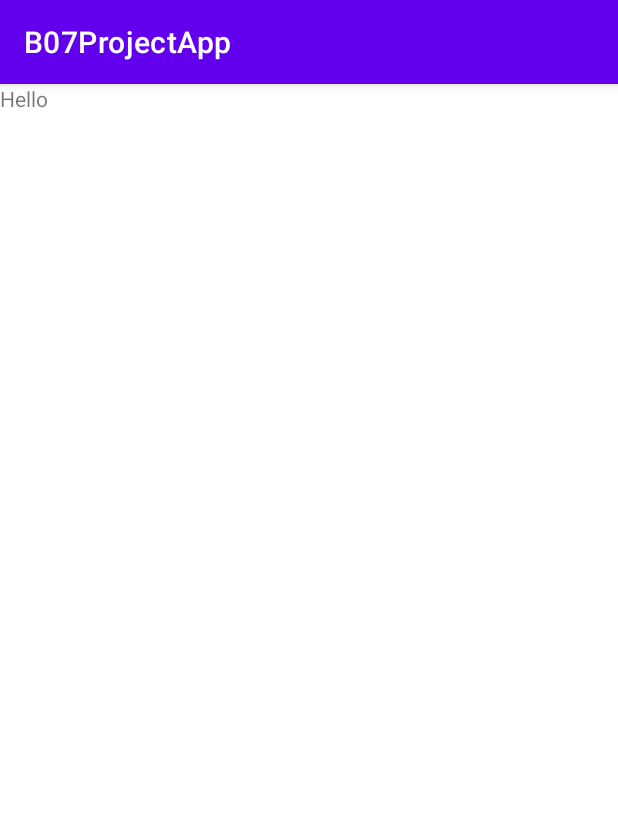
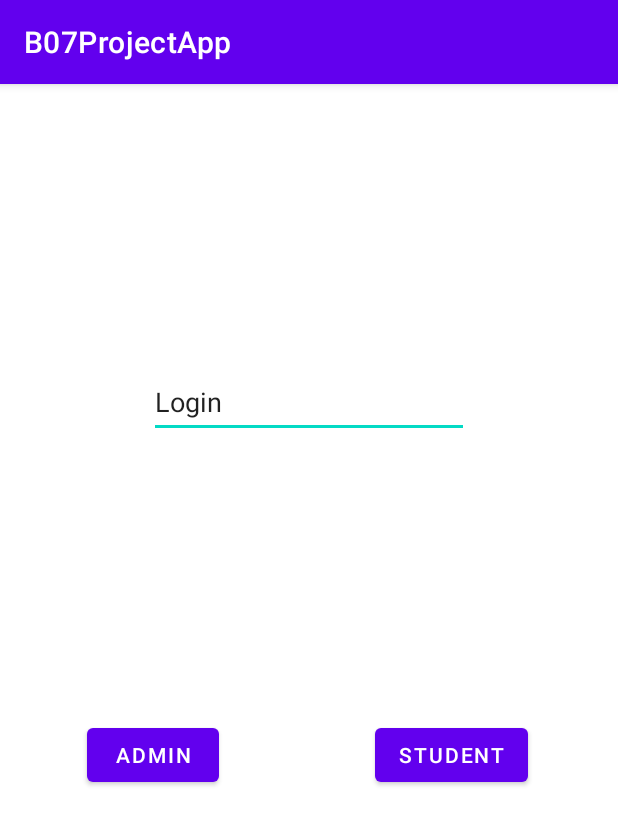
Before and after one commit to A-Jatana/B07Project, an Android app: the fragment TestFragment shown on its own in the app's theme, on a phone screen of 412 x 824 dp. Shown: the top 825 px of the screen. Run offline under Robolectric (Android 15) with nearby library versions, the phone set to English and light mode, and no system bars.

Commit message:
Added selection page and features

```diff
--- a/B07ProjectApp/app/src/main/java/com/example/b07projectapp/TestFragment.java
+++ b/B07ProjectApp/app/src/main/java/com/example/b07projectapp/TestFragment.java
@@ -23,7 +23,7 @@
     @Override
     public View onCreateView(@NonNull LayoutInflater inflater, @Nullable ViewGroup container,
                              @Nullable Bundle savedInstanceState) {
-        return inflater.inflate(R.layout.fragment_test, container, false);
+        return inflater.inflate(R.layout.fragment_login_selection, container, false);
     }
 
     @Override
--- /dev/null
+++ b/B07ProjectApp/app/src/main/res/layout/fragment_login_selection.xml
@@ -0,0 +1,51 @@
+<?xml version="1.0" encoding="utf-8"?>
+<FrameLayout xmlns:android="http://schemas.android.com/apk/res/android"
+    xmlns:app="http://schemas.android.com/apk/res-auto"
+    xmlns:tools="http://schemas.android.com/tools"
+    android:layout_width="match_parent"
+    android:layout_height="match_parent"
+    tools:context=".TestFragment">
+
+    <androidx.constraintlayout.widget.ConstraintLayout
+        android:layout_width="match_parent"
+        android:layout_height="match_parent">
+
+        <Button
+            android:id="@+id/admin"
+            android:layout_width="wrap_content"
+            android:layout_height="wrap_content"
+            android:layout_marginEnd="60dp"
+            android:text="Admin"
+            app:layout_constraintBottom_toBottomOf="parent"
+            app:layout_constraintEnd_toStartOf="@+id/student"
+            app:layout_constraintHorizontal_bias="0.57"
+            app:layout_constraintStart_toStartOf="parent"
+            app:layout_constraintTop_toTopOf="parent"
+            app:layout_constraintVertical_bias="0.588" />
+
+        <Button
+            android:id="@+id/student"
+            android:layout_width="wrap_content"
+            android:layout_height="wrap_content"
+            android:layout_marginEnd="60dp"
+            android:text="Student"
+            app:layout_constraintBottom_toBottomOf="parent"
+            app:layout_constraintEnd_toEndOf="parent"
+            app:layout_constraintTop_toTopOf="parent"
+            app:layout_constraintVertical_bias="0.588" />
+
+        <EditText
+            android:id="@+id/editTextTextPersonName"
+            android:layout_width="wrap_content"
+            android:layout_height="wrap_content"
+            android:ems="10"
+            android:inputType="textPersonName"
+            android:minHeight="48dp"
+            android:text="Login"
+            app:layout_constraintBottom_toTopOf="@+id/student"
+            app:layout_constraintEnd_toEndOf="parent"
+            app:layout_constraintStart_toStartOf="parent"
+            app:layout_constraintTop_toTopOf="parent" />
+    </androidx.constraintlayout.widget.ConstraintLayout>
+
+</FrameLayout>
--- a/B07ProjectApp/app/src/main/res/layout/fragment_test.xml
+++ /dev/null
@@ -1,13 +0,0 @@
-<?xml version="1.0" encoding="utf-8"?>
-<FrameLayout xmlns:android="http://schemas.android.com/apk/res/android"
-    xmlns:tools="http://schemas.android.com/tools"
-    android:layout_width="match_parent"
-    android:layout_height="match_parent"
-    tools:context=".TestFragment">
-
-    <TextView
-        android:layout_width="match_parent"
-        android:layout_height="match_parent"
-        android:text="Hello" />
-
-</FrameLayout>
```
